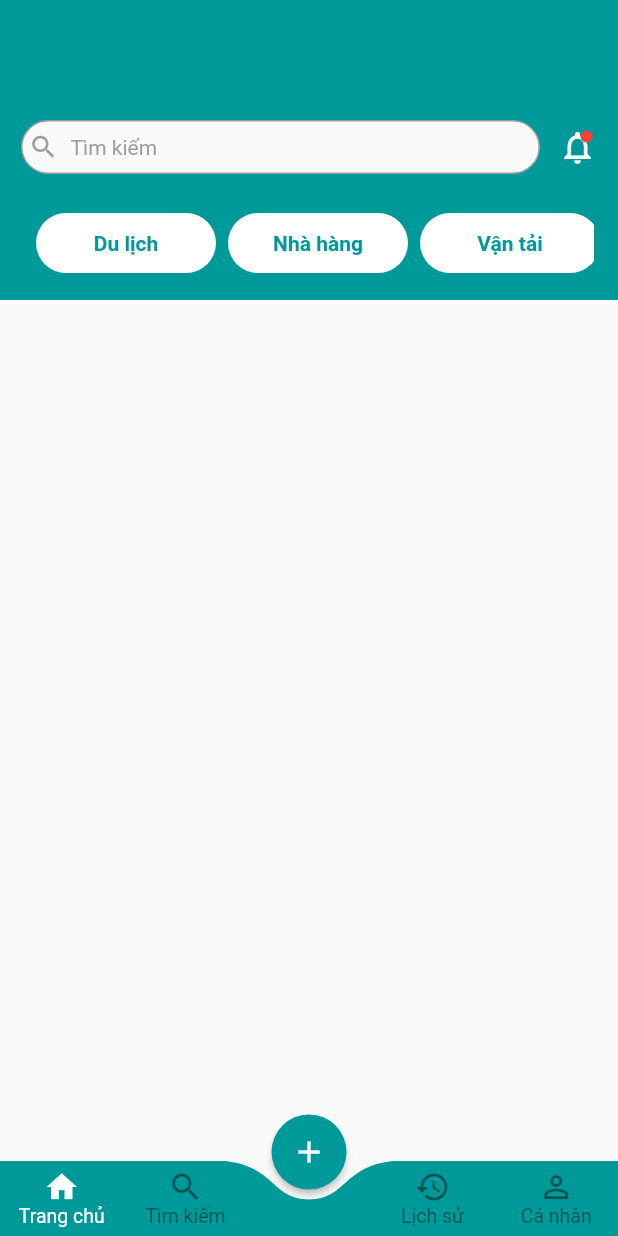
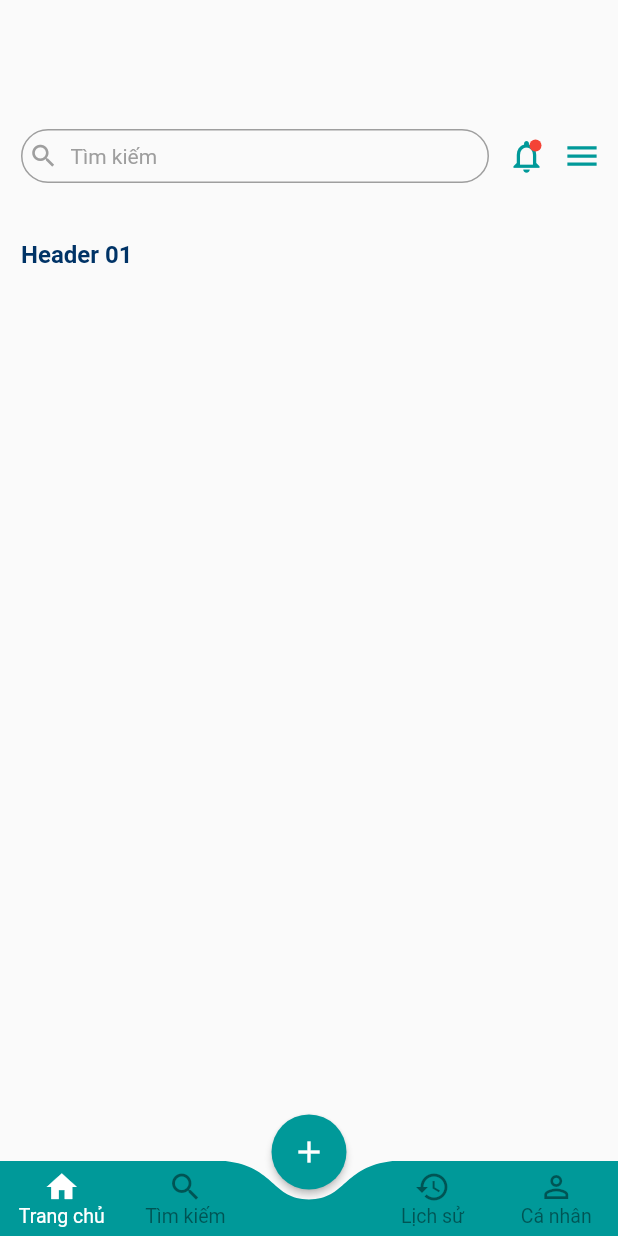
Before and after one commit to trantheho/bottom_navigation_bar, a Flutter app: the screen it shows after launch, on a phone screen of 412 x 824 dp. Run offline on Flutter 3.47's test engine with Material 2 defaults, Android fonts, the phone set to English and light mode, and no system bars; our stand-ins replace google_maps_flutter.

Commit message:
update home

```diff
--- a/lib/home.dart
+++ b/lib/home.dart
@@ -36,23 +36,14 @@ class _HomeScreenState extends State<_HomeScreen> with SingleTickerProviderState
   @override
   Widget build(BuildContext context) {
     return Container(
+
       child: SingleChildScrollView(
-        child: Stack(
-          children: <Widget>[
-            Column(
-              children: <Widget>[
-                Container(
-                  height: 200,
-                  color: Color.fromRGBO(0, 153, 153, 1),
-                )
-              ],
-            ),
-            Column(
+        child: Column(
           mainAxisSize: MainAxisSize.min,
           children: <Widget>[
             SizedBox(height: 80),
             Container(
-                  margin: EdgeInsets.only(left: 14, right: 14),
+              margin: EdgeInsets.only(left: 14),
               child: Row(
                 mainAxisAlignment: MainAxisAlignment.spaceAround,
                 children: <Widget>[
@@ -63,7 +54,7 @@ class _HomeScreenState extends State<_HomeScreen> with SingleTickerProviderState
                       children: <Widget>[
                         Icon(
                           Icons.notifications_none,
-                              color: Colors.white,
+                          color: Color.fromRGBO(0, 153, 153, 1),
                           size: 26,
                         ),
                         Positioned(
@@ -81,13 +72,13 @@ class _HomeScreenState extends State<_HomeScreen> with SingleTickerProviderState
                       ],
                     ),
                   ),
-                     /* Container(
+                  Container(
                     child: IconButton(
                       icon:AnimatedIcon(
                         icon: AnimatedIcons.menu_close,
                         progress: iconAnimationController,),
                       splashColor: Colors.transparent,
-                          color: Colors.white,
+                      color: Color.fromRGBO(0, 153, 153, 1),
                       iconSize: 26,
                       onPressed: (){
                         if(!start){
@@ -99,25 +90,23 @@ class _HomeScreenState extends State<_HomeScreen> with SingleTickerProviderState
                         }
                       },
                     ),
-                      ),*/
+                  ),
                 ],
               ),
             ),
             Container(
-                  height: 40,
-                  margin: EdgeInsets.only(left: 16, right: 16, top: 26),
-                  child: ListView.builder(
-                    itemCount: jobName.length,
-                    scrollDirection: Axis.horizontal,
-                    itemBuilder: (context, index){
-                      return ItemBranchJob(
-                        title: jobName[index],
-                      );
-                    },
+              width: MediaQuery.of(context).size.width,
+              margin: EdgeInsets.only(top: 32, left: 14),
+              child: Text(
+                'Header 01',
+                textAlign: TextAlign.start,
+                style: TextStyle(
+                  fontSize: 16,
+                  color: Color.fromRGBO(0, 51, 102, 1),
+                  fontWeight: FontWeight.bold
+                ),
               ),
             )
-              ],
-            ),
           ],
         ),
       ),
```
Lines whose indentation alone changed are shown as unchanged.
